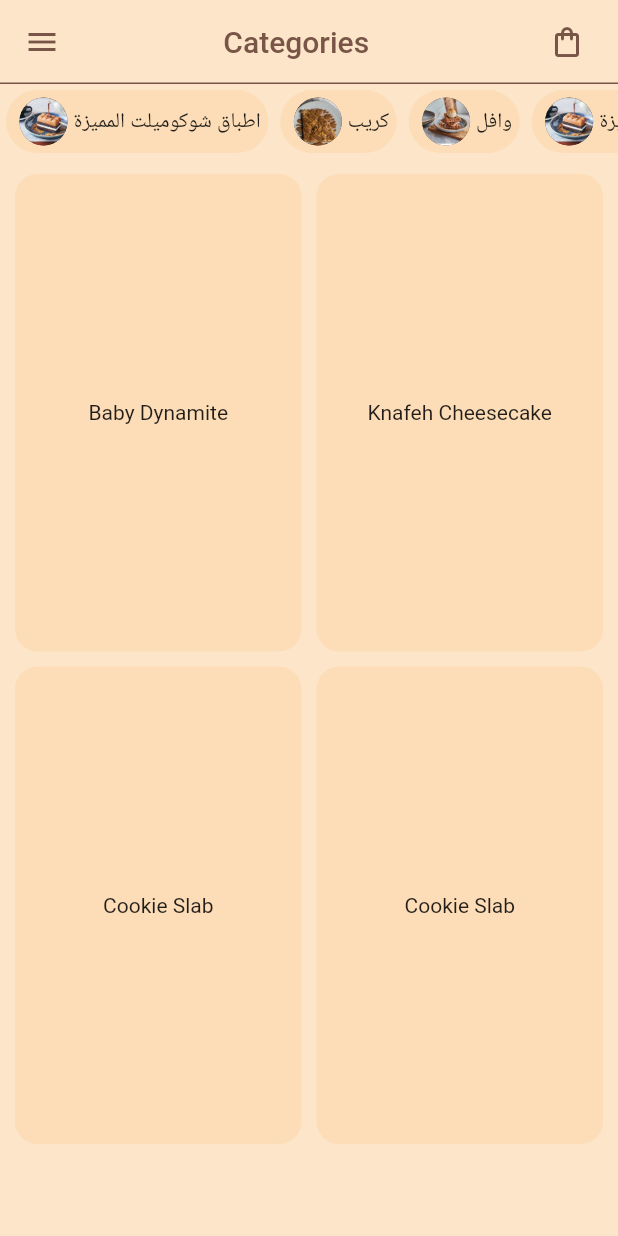
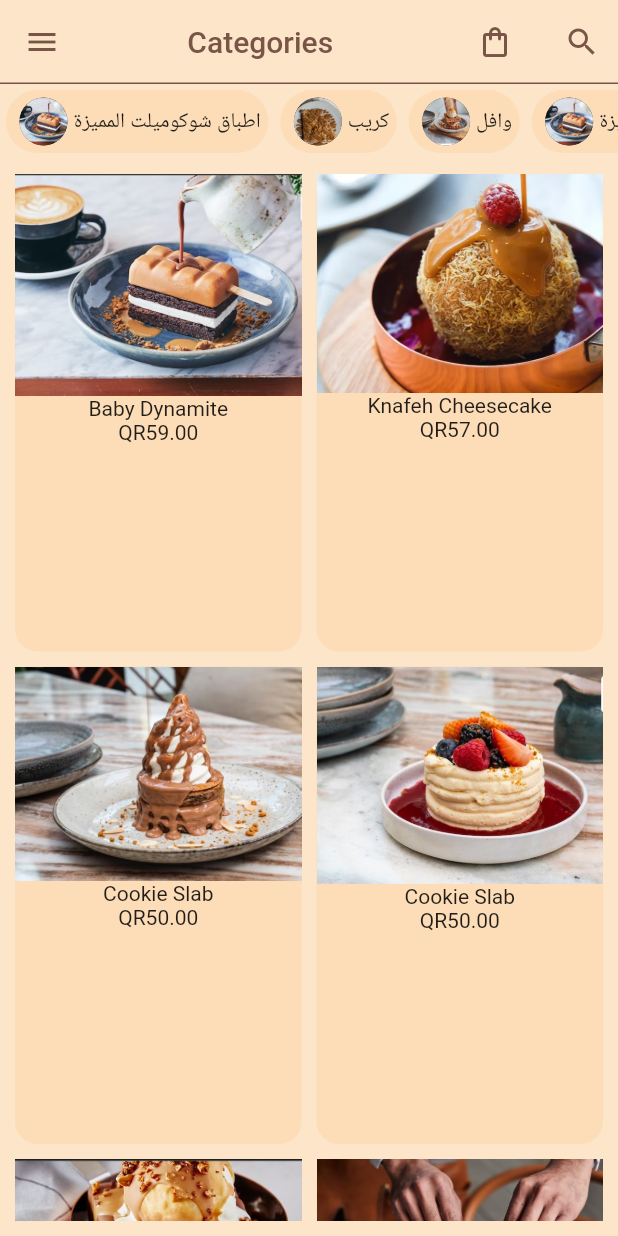
Before and after one commit to Ahamed-shareef/learn, a Flutter app: the Home screen opened by its route, on a phone screen of 412 x 824 dp. Run offline on Flutter 3.47's test engine with Material 2 defaults, Android fonts, the phone set to English and light mode, and no system bars; our stand-ins replace awesome_dialog, google_fonts, searchfield; missing offline and left inert: dart:ffi; Roboto replaces fonts that are missing (Cairo).

Commit message:
search implementation

```diff
--- a/lib/models/dishes.dart
+++ b/lib/models/dishes.dart
@@ -46,6 +46,25 @@ List<Dish> dishes = const [
       id: "4",
       name: "Cookie Slab",
       price: "QR50.00",
-      image: "images/3.jpg",
+      image: "images/4.jpg",
+      description: "Moist chocolate chip cookie bar topped with vanilla soft serve ice cream and Belgian milk chocolate"),
+        Dish(
+      catigotyID: "1",
+      id: "4",
+      name: "Cookie Slab",
+      price: "QR50.00",
+      image: "images/5.jpg",
+      description: "Moist chocolate chip cookie bar topped with vanilla soft serve ice cream and Belgian milk chocolate"),  Dish(
+      catigotyID: "1",
+      id: "4",
+      name: "Cookie Slab",
+      price: "QR50.00",
+      image: "images/6.jpg",
+      description: "Moist chocolate chip cookie bar topped with vanilla soft serve ice cream and Belgian milk chocolate"),  Dish(
+      catigotyID: "1",
+      id: "4",
+      name: "Cookie Slab",
+      price: "QR50.00",
+      image: "images/7.jpg",
       description: "Moist chocolate chip cookie bar topped with vanilla soft serve ice cream and Belgian milk chocolate"),
 ];
--- a/lib/view/home.dart
+++ b/lib/view/home.dart
@@ -3,15 +3,19 @@ import 'package:learn/constants/colors.dart';
 import 'package:learn/constants/route_names.dart';
 import 'package:learn/models/categories.dart';
 import 'package:learn/models/dishes.dart';
+import 'package:learn/view/dishes.dart';
+import 'package:searchfield/searchfield.dart';
+// import 'package:searchfield/searchfield.dart';
 
 class Home extends StatefulWidget {
   const Home({Key? key}) : super(key: key);
-
   @override
   State<Home> createState() => _HomeState();
 }
 
 class _HomeState extends State<Home> {
+  // final controller = TextEditingController();
+  // List<Dishes> dish = alldishes;
   @override
   Widget build(BuildContext context) {
     return Scaffold(
@@ -28,12 +32,25 @@ class _HomeState extends State<Home> {
             icon: const Icon(Icons.shopping_bag_outlined, size: 24),
             onPressed: () {},
           ),
-          const SizedBox(width: 10)
+          const SizedBox(width: 10),
+          IconButton(
+            icon: const Icon(Icons.search, size: 24),
+            onPressed: () =>
+                showSearch(context: context, delegate: Dishessaerch()),
+          ),
         ],
       ),
       drawer: const Drawer(),
       body: Column(
         children: [
+          // TextField(
+          //   controller: controller,
+          //     decoration: const InputDecoration(
+          //   prefixIcon: Icon(Icons.search),
+          //   hintText: "what do you want to eat tuday",
+          // )
+          // onChanged: searchdishe,,
+          // ),
           SizedBox(
             width: double.infinity,
             height: 50,
@@ -42,16 +59,20 @@ class _HomeState extends State<Home> {
               itemCount: category.length,
               itemBuilder: (BuildContext context, int index) {
                 return GestureDetector(
-                  onTap: () => Navigator.of(context).pushNamed(AppRouteNames.dishes),
+                  onTap: () =>
+                      Navigator.of(context).pushNamed(AppRouteNames.dishes),
                   child: Card(
                     elevation: 0,
                     color: AppColors.backgroundShaded,
-                    shape: RoundedRectangleBorder(borderRadius: BorderRadius.circular(50)),
+                    shape: RoundedRectangleBorder(
+                        borderRadius: BorderRadius.circular(50)),
                     child: Padding(
                       padding: const EdgeInsets.all(5),
                       child: Row(
                         children: [
-                          CircleAvatar(backgroundImage: AssetImage(category[index].image)),
+                          CircleAvatar(
+                              backgroundImage:
+                                  AssetImage(category[index].image)),
                           Text(category[index].name),
                         ],
                       ),
@@ -74,10 +95,17 @@ class _HomeState extends State<Home> {
                 itemCount: dishes.length,
                 itemBuilder: (context, index) {
                   return Container(
-                    alignment: Alignment.center,
-                    decoration: BoxDecoration(color: AppColors.backgroundShaded, borderRadius: BorderRadius.circular(15)),
-                    child: Text(dishes[index].name),
-                  );
+                      alignment: Alignment.center,
+                      decoration: BoxDecoration(
+                          color: AppColors.backgroundShaded,
+                          borderRadius: BorderRadius.circular(15)),
+                      child: Column(
+                        children: [
+                          Image.asset(dishes[index].image),
+                          Text(dishes[index].name),
+                          Text(dishes[index].price),
+                        ],
+                      ));
                 },
               ),
             ),
@@ -86,4 +114,80 @@ class _HomeState extends State<Home> {
       ),
     );
   }
+
+//   void searchdishe(String query) {
+//     String input;
+//     final suggestion = dishes.where((element)
+//     {
+//       final dishesaerch = dishes[].name;
+
+//       return dishes.contains(query)
+//     }
+
+//     );
+//   }
+// }
 }
+
+class Dishessaerch extends SearchDelegate {
+  @override
+  List<Widget>? buildActions(BuildContext context) {
+    return [
+      IconButton(onPressed: () => query = "", icon: const Icon(Icons.close)),
+    ];
+  }
+
+  @override
+  Widget? buildLeading(BuildContext context) {
+    return IconButton(
+        onPressed: () => close(context, null),
+        icon: const Icon(Icons.arrow_back));
+  }
+
+  @override
+  Widget buildResults(BuildContext context) {
+    return Text("data");
+  }
+
+  @override
+  Widget buildSuggestions(BuildContext context) {
+    List filterdishes = dishes.where((element) {
+      return element.name.toLowerCase().contains(query.toLowerCase());
+    }).toList();
+    return ListView.builder(
+        itemCount: filterdishes.length,
+        itemBuilder: (context, i) {
+          return InkWell(
+              onTap: () {
+                showResults(context);
+              },
+              child: Container(
+                padding: const EdgeInsets.all(20),
+                color: AppColors.backgroundShaded,
+                child: query == ""
+                    ? Column(children: [
+                        Image.asset(dishes[i].image),
+                        Text(dishes[i].name),
+                        Text(dishes[i].price),
+                        Text(dishes[i].description),
+                        const SizedBox(
+                          height: 10,
+                        ),
+                        const Text("************************")
+                      ])
+                    : Column(
+                        children: [
+                          Image.asset(filterdishes[i].image),
+                          Text(filterdishes[i].name),
+                          Text(filterdishes[i].price),
+                          Text(filterdishes[i].description),
+                          const SizedBox(
+                            height: 10,
+                          ),
+                          const Text("************************")
+                        ],
+                      ),
+              ));
+        });
+  }
+}
--- a/pubspec.yaml
+++ b/pubspec.yaml
@@ -35,6 +35,7 @@ dependencies:
   cupertino_icons: ^1.0.2
   awesome_dialog: ^2.2.1
   google_fonts: ^3.0.1
+  searchfield: ^0.6.9
   # vertical_tab_bar_view: ^0.0.1
   # vertical_tabs: ^0.2.0
 dev_dependencies:
```
Also changed, not shown: lib/main.dart (+11 -0 lines), pubspec.lock.
